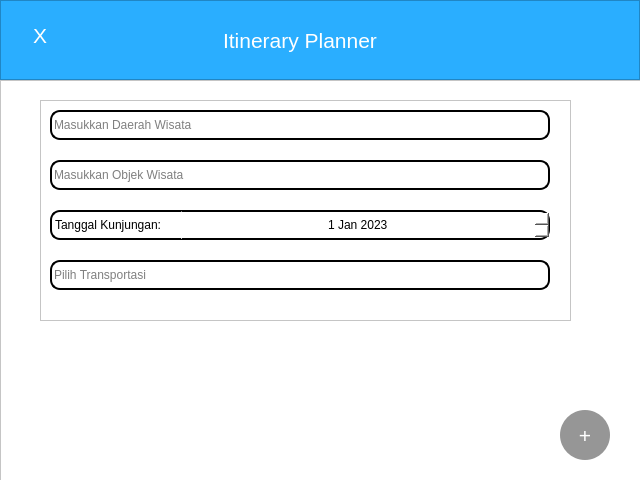
MuhLibri/Itinerary-Planner, file src/UI/AddItineraryWindow.ui: the form before one commit.
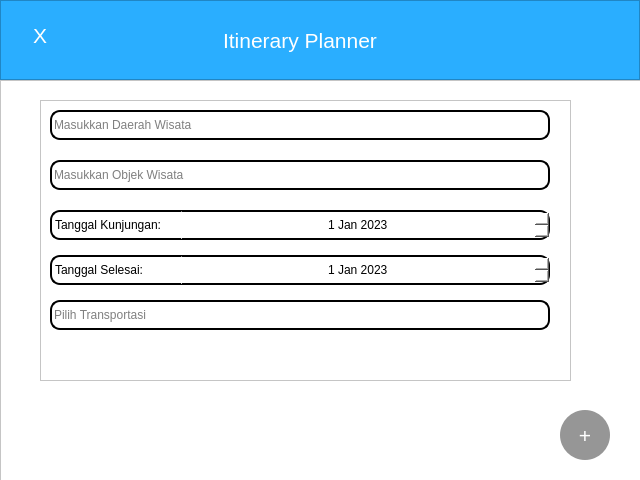
The form after the commit.

Commit message: fix: addItinerary submit button

```diff
--- a/src/UI/AddItineraryWindow.ui
+++ b/src/UI/AddItineraryWindow.ui
@@ -37,7 +37,7 @@
    <property name="frameShadow">
     <enum>QFrame::Raised</enum>
    </property>
-   <widget class="QPushButton" name="pushButton">
+   <widget class="QPushButton" name="closeButton">
     <property name="geometry">
      <rect>
       <x>10</x>
@@ -109,7 +109,7 @@
    <property name="frameShadow">
     <enum>QFrame::Raised</enum>
    </property>
-   <widget class="QPushButton" name="pushButton_2">
+   <widget class="QPushButton" name="submitButton">
     <property name="geometry">
      <rect>
       <x>560</x>
@@ -149,7 +149,7 @@
       <x>40</x>
       <y>20</y>
       <width>531</width>
-      <height>221</height>
+      <height>281</height>
      </rect>
     </property>
     <property name="frameShape">
@@ -158,7 +158,7 @@
     <property name="frameShadow">
      <enum>QFrame::Raised</enum>
     </property>
-    <widget class="QLineEdit" name="lineEdit">
+    <widget class="QLineEdit" name="addDaerahWisata">
      <property name="geometry">
       <rect>
        <x>10</x>
@@ -180,7 +180,7 @@
       <bool>true</bool>
      </property>
     </widget>
-    <widget class="QLineEdit" name="lineEdit_2">
+    <widget class="QLineEdit" name="addObjekWisata">
      <property name="geometry">
       <rect>
        <x>10</x>
@@ -202,7 +202,7 @@
       <bool>true</bool>
      </property>
     </widget>
-    <widget class="QDateEdit" name="dateEdit">
+    <widget class="QDateEdit" name="tanggalKunjunganDate">
      <property name="geometry">
       <rect>
        <x>140</x>
@@ -236,11 +236,11 @@
       </datetime>
      </property>
     </widget>
-    <widget class="QLineEdit" name="lineEdit_4">
+    <widget class="QLineEdit" name="addTransportasi">
      <property name="geometry">
       <rect>
        <x>10</x>
-       <y>160</y>
+       <y>200</y>
        <width>500</width>
        <height>30</height>
       </rect>
@@ -258,16 +258,11 @@
       <bool>true</bool>
      </property>
     </widget>
-    <zorder>lineEdit</zorder>
-    <zorder>lineEdit_2</zorder>
-    <zorder>lineEdit_4</zorder>
-    <zorder>dateEdit</zorder>
-   </widget>
-   <widget class="QLabel" name="label_2">
+    <widget class="QLabel" name="tanggalKunjunganLabel">
     <property name="geometry">
      <rect>
-      <x>50</x>
-      <y>130</y>
+       <x>10</x>
+       <y>110</y>
       <width>131</width>
       <height>30</height>
      </rect>
@@ -285,9 +280,72 @@
      <string>Tanggal Kunjungan:</string>
     </property>
    </widget>
+    <widget class="QDateEdit" name="tanggalSelesaiDate">
+     <property name="geometry">
+      <rect>
+       <x>140</x>
+       <y>155</y>
+       <width>370</width>
+       <height>30</height>
+      </rect>
+     </property>
+     <property name="styleSheet">
+      <string notr="true">QDateEdit
+{
+border : 2px solid black;
+background-color : white;
+padding : 5px;
+	border-left-color: rgb(255, 255, 255);
+border-top-right-radius: 10px;
+border-bottom-right-radius: 10px;
+}</string>
+     </property>
+     <property name="alignment">
+      <set>Qt::AlignCenter</set>
+     </property>
+     <property name="dateTime">
+      <datetime>
+       <hour>0</hour>
+       <minute>0</minute>
+       <second>0</second>
+       <year>2023</year>
+       <month>1</month>
+       <day>1</day>
+      </datetime>
+     </property>
+    </widget>
+    <widget class="QLabel" name="tanggalSelesaiLabel">
+     <property name="geometry">
+      <rect>
+       <x>10</x>
+       <y>155</y>
+       <width>131</width>
+       <height>30</height>
+      </rect>
+     </property>
+     <property name="styleSheet">
+      <string notr="true">QLabel{
+border-Left: 2px solid black;
+border-Top: 2px solid black;
+border-Bottom: 2px solid black;
+border-bottom-left-radius: 10px;
+border-top-left-radius: 10px;
+}</string>
+     </property>
+     <property name="text">
+      <string>Tanggal Selesai:</string>
+     </property>
+    </widget>
+    <zorder>addDaerahWisata</zorder>
+    <zorder>addObjekWisata</zorder>
+    <zorder>addTransportasi</zorder>
+    <zorder>tanggalKunjunganDate</zorder>
+    <zorder>tanggalKunjunganLabel</zorder>
+    <zorder>tanggalSelesaiDate</zorder>
+    <zorder>tanggalSelesaiLabel</zorder>
+   </widget>
    <zorder>frame_3</zorder>
-   <zorder>pushButton_2</zorder>
-   <zorder>label_2</zorder>
+   <zorder>submitButton</zorder>
   </widget>
   <zorder>frame_2</zorder>
   <zorder>frame</zorder>
```
Lines whose indentation alone changed are shown as unchanged. The commit also changes 1 other file.
